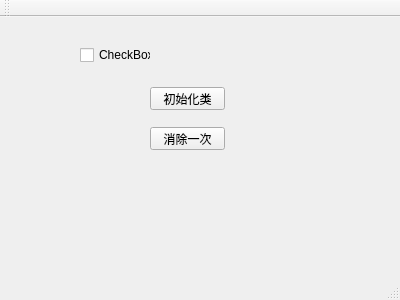
The window that mainwindow.ui (LambertlLan/LLK_WG) describes before a commit, drawn with Qt 5.
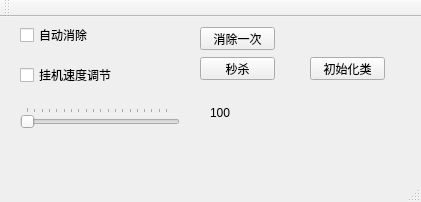
The same window after the commit.

Patch:
```diff
--- a/mainwindow.ui
+++ b/mainwindow.ui
@@ -6,19 +6,22 @@
    <rect>
     <x>0</x>
     <y>0</y>
-    <width>400</width>
-    <height>300</height>
+    <width>421</width>
+    <height>202</height>
    </rect>
   </property>
   <property name="windowTitle">
    <string>连连看辅助</string>
   </property>
+  <property name="autoFillBackground">
+   <bool>true</bool>
+  </property>
   <widget class="QWidget" name="centralWidget">
    <widget class="QPushButton" name="pushButton">
     <property name="geometry">
      <rect>
-      <x>150</x>
-      <y>110</y>
+      <x>200</x>
+      <y>10</y>
       <width>75</width>
       <height>23</height>
      </rect>
@@ -27,24 +30,11 @@
      <string>消除一次</string>
     </property>
    </widget>
-   <widget class="QCheckBox" name="checkBox">
-    <property name="geometry">
-     <rect>
-      <x>80</x>
-      <y>30</y>
-      <width>71</width>
-      <height>16</height>
-     </rect>
-    </property>
-    <property name="text">
-     <string>CheckBox</string>
-    </property>
-   </widget>
    <widget class="QPushButton" name="pushButton_2">
     <property name="geometry">
      <rect>
-      <x>150</x>
-      <y>70</y>
+      <x>310</x>
+      <y>40</y>
       <width>75</width>
       <height>23</height>
      </rect>
@@ -53,6 +43,83 @@
      <string>初始化类</string>
     </property>
    </widget>
+   <widget class="QPushButton" name="pushButton_3">
+    <property name="geometry">
+     <rect>
+      <x>200</x>
+      <y>40</y>
+      <width>75</width>
+      <height>23</height>
+     </rect>
+    </property>
+    <property name="text">
+     <string>秒杀</string>
+    </property>
+   </widget>
+   <widget class="QCheckBox" name="checkBox_2">
+    <property name="geometry">
+     <rect>
+      <x>20</x>
+      <y>10</y>
+      <width>71</width>
+      <height>16</height>
+     </rect>
+    </property>
+    <property name="text">
+     <string>自动消除</string>
+    </property>
+   </widget>
+   <widget class="QSlider" name="slider">
+    <property name="geometry">
+     <rect>
+      <x>20</x>
+      <y>90</y>
+      <width>160</width>
+      <height>22</height>
+     </rect>
+    </property>
+    <property name="minimum">
+     <number>100</number>
+    </property>
+    <property name="maximum">
+     <number>10000</number>
+    </property>
+    <property name="orientation">
+     <enum>Qt::Horizontal</enum>
+    </property>
+    <property name="tickPosition">
+     <enum>QSlider::TicksAbove</enum>
+    </property>
+    <property name="tickInterval">
+     <number>500</number>
+    </property>
+   </widget>
+   <widget class="QCheckBox" name="checkBox">
+    <property name="geometry">
+     <rect>
+      <x>20</x>
+      <y>50</y>
+      <width>101</width>
+      <height>16</height>
+     </rect>
+    </property>
+    <property name="text">
+     <string>挂机速度调节</string>
+    </property>
+   </widget>
+   <widget class="QLabel" name="label">
+    <property name="geometry">
+     <rect>
+      <x>210</x>
+      <y>90</y>
+      <width>54</width>
+      <height>12</height>
+     </rect>
+    </property>
+    <property name="text">
+     <string>100</string>
+    </property>
+   </widget>
   </widget>
   <widget class="QMenuBar" name="menuBar">
    <property name="geometry">
```
Left out of the diff: 2 changed lines with no effect on the pictures.
